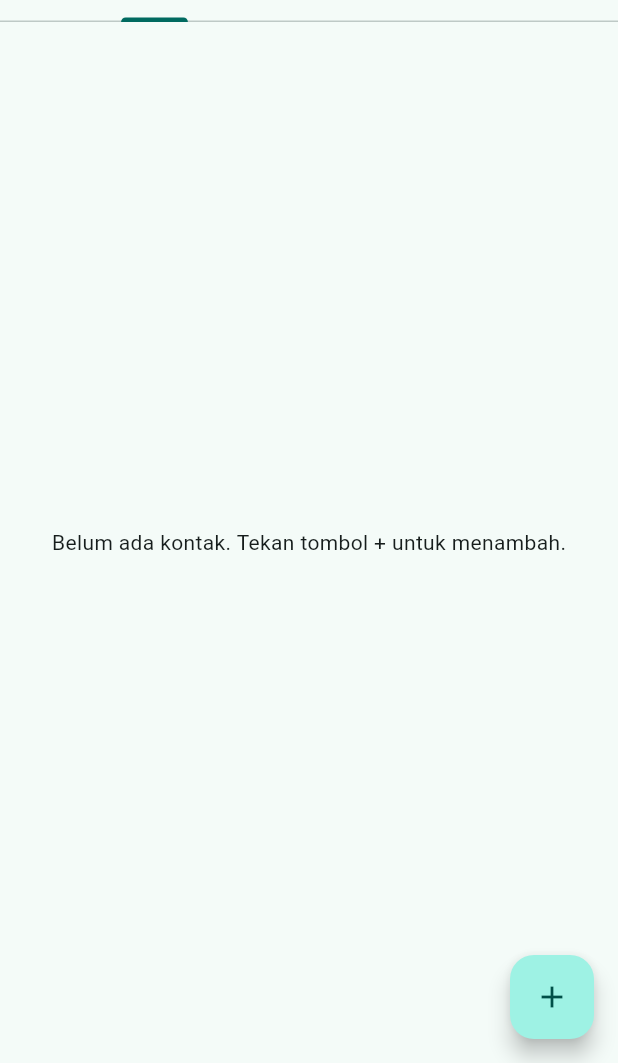
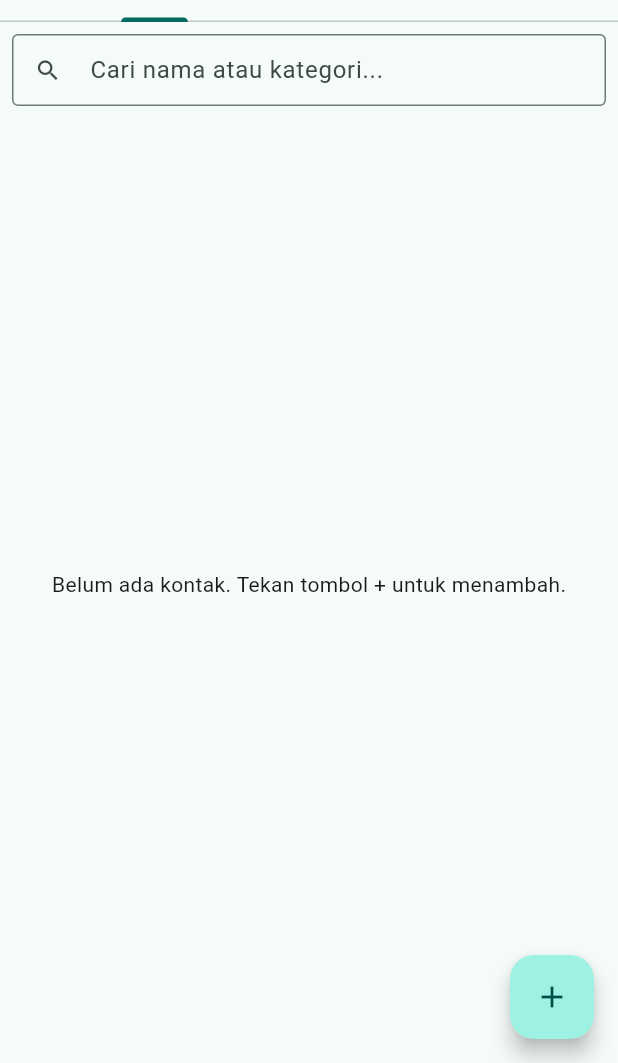
Before and after one commit to rasheesakk/bonyok, a Flutter app: the screen it shows after launch, on a phone screen of 412 x 824 dp, the part 173-1236 px from its top. Run offline on Flutter 3.47's test engine with Material 3 defaults, Android fonts, the phone set to English and light mode, and no system bars.

Commit message:
Menambah Kategori Kontak

```diff
--- a/lib/data/contact_store.dart
+++ b/lib/data/contact_store.dart
@@ -1,29 +1,40 @@
-import 'package:flutter/foundation.dart';
+import 'package:flutter/material.dart';
 import '../models/contact.dart';
 
 class ContactStore {
-  ContactStore._internal();
-  static final ContactStore instance = ContactStore._internal();
+  static final ContactStore instance = ContactStore._();
+  ContactStore._();
 
-  final List<Contact> _contacts = [];
+  final List<Contact> _contacts = [
+    Contact(
+      name: 'rapip',
+      email: 'apip@gmail.com',
+      phone: '078553',
+      isFavorite: true, // Kontak ini hanya akan muncul di tab Favorit
+    ),
+  ];
 
-  // Berubah setiap kali data kontak berubah, dipakai untuk trigger rebuild UI.
+  // Halaman Kontak: Mengambil kontak yang BUKAN favorit
+  List<Contact> get contacts =>
+      _contacts.where((contact) => !contact.isFavorite).toList();
+
+  // Halaman Favorit: Mengambil kontak yang HANYA favorit
+  List<Contact> get favorites =>
+      _contacts.where((contact) => contact.isFavorite).toList();
+
   final ValueNotifier<int> version = ValueNotifier<int>(0);
 
-  List<Contact> get contacts => List.unmodifiable(_contacts);
-
-  List<Contact> get favorites =>
-      _contacts.where((c) => c.isFavorite).toList();
+  void notifyListeners() {
+    version.value++;
+  }
 
   void addContact(Contact contact) {
     _contacts.add(contact);
-    _notify();
+    notifyListeners();
   }
 
   void toggleFavorite(Contact contact) {
     contact.isFavorite = !contact.isFavorite;
-    _notify();
+    notifyListeners();
   }
-
-  void _notify() => version.value++;
 }
--- a/lib/models/contact.dart
+++ b/lib/models/contact.dart
@@ -3,11 +3,13 @@ class Contact {
     required this.name,
     required this.email,
     required this.phone,
+    this.kategori,
     this.isFavorite = false,
   });
 
   String name;
   String email;
   String phone;
+  String? kategori;
   bool isFavorite;
 }
--- a/lib/widgets/contact_list_view.dart
+++ b/lib/widgets/contact_list_view.dart
@@ -1,15 +1,73 @@
+import 'dart:async';
+
 import 'package:flutter/material.dart';
 import '../data/contact_store.dart';
+import '../models/contact.dart';
 
-class ContactListView extends StatelessWidget {
+class ContactListView extends StatefulWidget {
   const ContactListView({super.key});
 
   @override
+  State<ContactListView> createState() => _ContactListViewState();
+}
+
+class _ContactListViewState extends State<ContactListView> {
+  final StreamController<String> _searchController =
+      StreamController<String>.broadcast();
+  final TextEditingController _searchFieldController = TextEditingController();
+
+  @override
+  void dispose() {
+    _searchController.close();
+    _searchFieldController.dispose();
+    super.dispose();
+  }
+
+  void _onSearchChanged(String teks) {
+    _searchController.add(teks);
+  }
+
+  List<Contact> _filterContacts(List<Contact> contacts, String keyword) {
+    final query = keyword.trim().toLowerCase();
+    if (query.isEmpty) return contacts;
+
+    return contacts.where((contact) {
+      final nameMatch = contact.name.toLowerCase().contains(query);
+      final kategoriMatch =
+          (contact.kategori ?? '').toLowerCase().contains(query);
+      return nameMatch || kategoriMatch;
+    }).toList();
+  }
+
+  @override
   Widget build(BuildContext context) {
-    return ValueListenableBuilder<int>(
+    return Column(
+      children: [
+        Padding(
+          padding: const EdgeInsets.fromLTRB(8, 8, 8, 0),
+          child: TextField(
+            controller: _searchFieldController,
+            onChanged: _onSearchChanged,
+            decoration: const InputDecoration(
+              hintText: 'Cari nama atau kategori...',
+              prefixIcon: Icon(Icons.search),
+              border: OutlineInputBorder(),
+              isDense: true,
+            ),
+          ),
+        ),
+        Expanded(
+          child: ValueListenableBuilder<int>(
             valueListenable: ContactStore.instance.version,
-      builder: (context, _, _) {
+            builder: (context, _, __) {
               final contacts = ContactStore.instance.contacts;
+
+              return StreamBuilder<String>(
+                stream: _searchController.stream,
+                initialData: '',
+                builder: (context, snapshot) {
+                  final keyword = snapshot.data ?? '';
+                  final filtered = _filterContacts(contacts, keyword);
 
                   if (contacts.isEmpty) {
                     return const Center(
@@ -17,12 +75,16 @@ class ContactListView extends StatelessWidget {
                     );
                   }
 
+                  if (filtered.isEmpty) {
+                    return const Center(child: Text('Kontak tidak ditemukan.'));
+                  }
+
                   return ListView.separated(
                     padding: const EdgeInsets.all(8),
-          itemCount: contacts.length,
-          separatorBuilder: (_, _) => const Divider(),
+                    itemCount: filtered.length,
+                    separatorBuilder: (_, __) => const Divider(),
                     itemBuilder: (context, index) {
-            final contact = contacts[index];
+                      final contact = filtered[index];
                       return ListTile(
                         leading: CircleAvatar(
                           child: Text(
@@ -32,12 +94,20 @@ class ContactListView extends StatelessWidget {
                           ),
                         ),
                         title: Text(contact.name),
-              subtitle: Text('${contact.email}\n${contact.phone}'),
+                        subtitle: Text(
+                          '${contact.email}\n${contact.phone}\n'
+                          'Kategori: ${contact.kategori ?? 'Tanpa kategori'}',
+                        ),
                         isThreeLine: true,
                       );
                     },
                   );
                 },
               );
+            },
+          ),
+        ),
+      ],
+    );
   }
 }
--- a/lib/widgets/favorite_list_view.dart
+++ b/lib/widgets/favorite_list_view.dart
@@ -24,7 +24,10 @@ class FavoriteListView extends StatelessWidget {
             return ListTile(
               leading: const Icon(Icons.star, color: Colors.amber),
               title: Text(contact.name),
-              subtitle: Text('${contact.email}\n${contact.phone}'),
+              subtitle: Text(
+  '${contact.email}\n${contact.phone}\n'
+  'Kategori: ${contact.kategori ?? 'Tanpa kategori'}',
+),
               isThreeLine: true,
             );
           },
```
Also changed, not shown: lib/pages/add_contact_page.dart (+26 -3 lines). Lines whose indentation alone changed are shown as unchanged.
